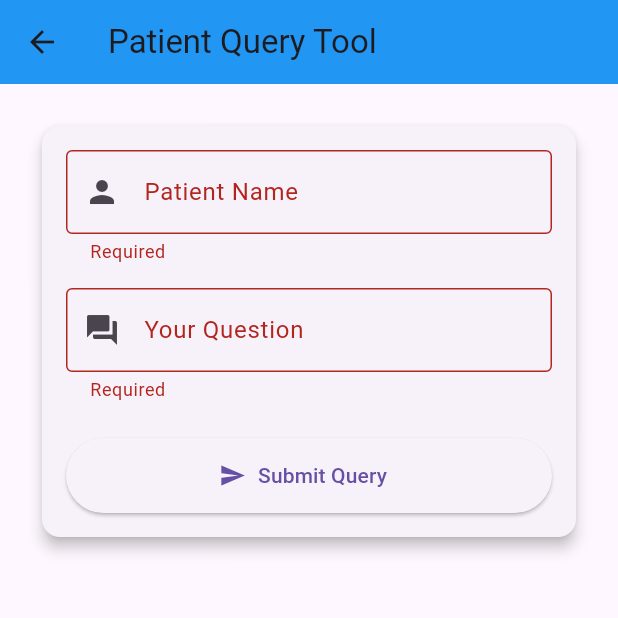
After one commit to AdikaNathaniel/FinalYearProject, a Flutter app: the PatientQueryPage screen opened directly, after a tap on "Submit Query", on a phone screen of 412 x 824 dp, the top half of it. The commit adds this screen. Run offline on Flutter 3.47's test engine with Material 3 defaults, Android fonts, the light colour scheme and no system bars; our stand-ins replace firebase_core, firebase_messaging, flutter_markdown, flutter_otp_text_field, font_awesome_flutter, open_file and 3 more; missing offline and left inert: dart:html; accounts and stored records are empty.

Commit message:
Add doctor translation UI with API integration and SharedPreferences

```diff
--- /dev/null
+++ b/patient_monitor_frontend-patient/lib/Doctor/PatientQueryPage.dart
@@ -0,0 +1,180 @@
+import 'package:flutter/material.dart';
+import 'package:http/http.dart' as http;
+import 'dart:convert';
+
+class PatientQueryPage extends StatefulWidget {
+  @override
+  _PatientQueryPageState createState() => _PatientQueryPageState();
+}
+
+class _PatientQueryPageState extends State<PatientQueryPage> {
+  final _formKey = GlobalKey<FormState>();
+  final _patientNameController = TextEditingController();
+  final _questionController = TextEditingController();
+  bool _isLoading = false;
+  String _responseText = '';
+
+  @override
+  void dispose() {
+    _patientNameController.dispose();
+    _questionController.dispose();
+    super.dispose();
+  }
+
+  Future<void> _submitQuery() async {
+    if (!_formKey.currentState!.validate()) return;
+
+    setState(() {
+      _isLoading = true;
+      _responseText = '';
+    });
+
+    try {
+      final response = await http.get(
+        Uri.parse(
+          'http://localhost:3100/api/v1/health-analytics/query?patientName=${Uri.encodeComponent(_patientNameController.text)}&question=${Uri.encodeComponent(_questionController.text)}',
+        ),
+      );
+
+      if (response.statusCode == 200) {
+        final responseData = json.decode(response.body);
+        if (responseData['success']) {
+          setState(() {
+            _responseText = responseData['result'];
+          });
+        } else {
+          throw Exception('Error: ${responseData['message']}');
+        }
+      } else {
+        throw Exception('Failed to fetch response: ${response.statusCode}');
+      }
+    } catch (e) {
+      ScaffoldMessenger.of(context).showSnackBar(
+        SnackBar(content: Text('Error: $e')),
+      );
+    } finally {
+      setState(() {
+        _isLoading = false;
+      });
+    }
+  }
+
+  List<TextSpan> _processBoldText(String text) {
+    final List<TextSpan> textSpans = [];
+    if (text.contains('**')) {
+      final regex = RegExp(r'\*\*(.*?)\*\*|([^*]+)');
+      final matches = regex.allMatches(text);
+      for (var match in matches) {
+        if (match.group(1) != null) {
+          textSpans.add(TextSpan(
+            text: match.group(1),
+            style: TextStyle(fontWeight: FontWeight.bold),
+          ));
+        } else if (match.group(2) != null) {
+          textSpans.add(TextSpan(
+            text: match.group(2),
+            style: TextStyle(),
+          ));
+        }
+      }
+    } else {
+      textSpans.add(TextSpan(text: text, style: TextStyle()));
+    }
+    return textSpans;
+  }
+
+  @override
+  Widget build(BuildContext context) {
+    return Scaffold(
+      appBar: AppBar(
+        title: const Text('Patient Query Tool'),
+        backgroundColor: Colors.blue,
+      ),
+      body: Padding(
+        padding: const EdgeInsets.all(24.0),
+        child: Column(
+          children: [
+            Card(
+              elevation: 4,
+              child: Padding(
+                padding: const EdgeInsets.all(16.0),
+                child: Form(
+                  key: _formKey,
+                  child: Column(
+                    children: [
+                      TextFormField(
+                        controller: _patientNameController,
+                        decoration: const InputDecoration(
+                          labelText: 'Patient Name',
+                          prefixIcon: Icon(Icons.person),
+                          border: OutlineInputBorder(),
+                        ),
+                        validator: (value) => value?.isEmpty ?? true ? 'Required' : null,
+                      ),
+                      const SizedBox(height: 16),
+                      TextFormField(
+                        controller: _questionController,
+                        decoration: const InputDecoration(
+                          labelText: 'Your Question',
+                          prefixIcon: Icon(Icons.question_answer),
+                          border: OutlineInputBorder(),
+                        ),
+                        validator: (value) => value?.isEmpty ?? true ? 'Required' : null,
+                      ),
+                      const SizedBox(height: 24),
+                      ElevatedButton.icon(
+                        onPressed: _isLoading ? null : _submitQuery,
+                        icon: const Icon(Icons.send),
+                        label: const Text('Submit Query'),
+                        style: ElevatedButton.styleFrom(
+                          minimumSize: const Size.fromHeight(50),
+                        ),
+                      ),
+                    ],
+                  ),
+                ),
+              ),
+            ),
+            const SizedBox(height: 24),
+            if (_isLoading)
+              const Expanded(
+                child: Center(
+                  child: CircularProgressIndicator(),
+                ),
+              )
+            else if (_responseText.isNotEmpty)
+              Expanded(
+                child: Card(
+                  elevation: 4,
+                  child: Padding(
+                    padding: const EdgeInsets.all(16.0),
+                    child: SingleChildScrollView(
+                      child: Column(
+                        crossAxisAlignment: CrossAxisAlignment.start,
+                        children: [
+                          const Text(
+                            'Response:',
+                            style: TextStyle(
+                              fontWeight: FontWeight.bold,
+                              fontSize: 18,
+                            ),
+                          ),
+                          const SizedBox(height: 8),
+                          RichText(
+                            text: TextSpan(
+                              children: _processBoldText(_responseText),
+                              style: TextStyle(color: Colors.black), // Default text color
+                            ),
+                          ),
+                        ],
+                      ),
+                    ),
+                  ),
+                ),
+              ),
+          ],
+        ),
+      ),
+    );
+  }
+}
```
Also changed, not shown: patient_monitor_frontend-patient/lib/predictions.dart (+14 -0 lines), 1 other file.
